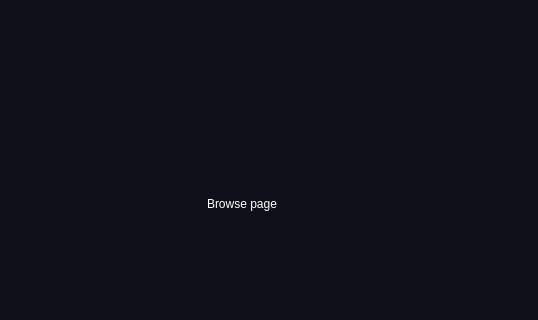
The window that mainwindow.ui (Deatrax/codenheimer) describes before a commit, drawn with Qt 5; both pictures show x 258 to 796 and y 193 to 513 of the 1041 by 683 pixel window.
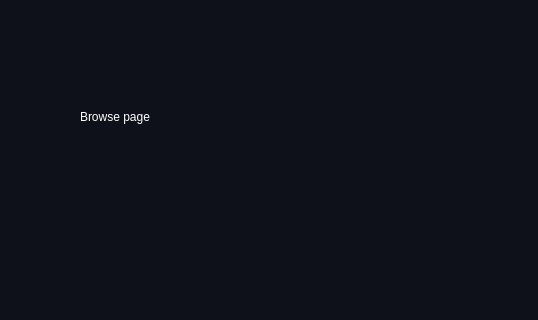
The same window after the commit. The open tabs and pages were chosen to show the change.

Commit message: added the subpages that is added the stacked widget

```diff
--- a/mainwindow.ui
+++ b/mainwindow.ui
@@ -759,11 +759,33 @@
           </widget>
          </widget>
          <widget class="QWidget" name="browsePage">
+          <layout class="QHBoxLayout" name="horizontalLayout_10">
+           <property name="spacing">
+            <number>1</number>
+           </property>
+           <property name="leftMargin">
+            <number>3</number>
+           </property>
+           <property name="topMargin">
+            <number>3</number>
+           </property>
+           <property name="rightMargin">
+            <number>3</number>
+           </property>
+           <property name="bottomMargin">
+            <number>3</number>
+           </property>
+           <item>
+            <widget class="QStackedWidget" name="browsePageSubPages">
+             <property name="currentIndex">
+              <number>0</number>
+             </property>
+             <widget class="QWidget" name="browseMain">
           <widget class="QLabel" name="label">
            <property name="geometry">
             <rect>
-             <x>290</x>
-             <y>280</y>
+                 <x>160</x>
+                 <y>190</y>
              <width>251</width>
              <height>81</height>
             </rect>
@@ -772,6 +794,11 @@
             <string>Browse page</string>
            </property>
           </widget>
+             </widget>
+             <widget class="QWidget" name="browseSelector"/>
+            </widget>
+           </item>
+          </layout>
          </widget>
          <widget class="QWidget" name="settingsPage">
           <widget class="QLabel" name="label_4">
```
Left out of the diff: 2 changed lines with no effect on the pictures. Lines whose indentation alone changed are shown as unchanged.
